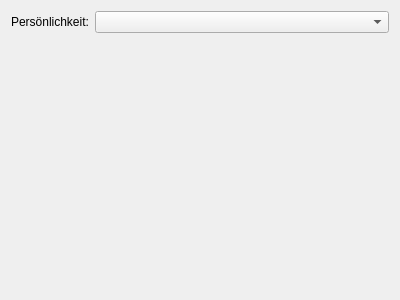
This is plugins/Commands/AI/aiconfigurationdlg.ui in KDE/simon as Qt 5 draws it before an edit. The edited form follows.
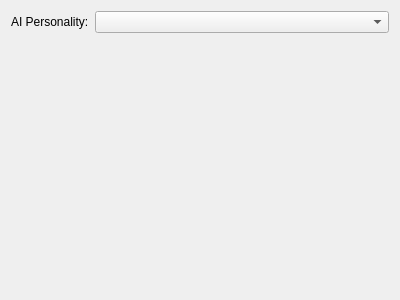
This is the edited form. Custom widgets are drawn as their Qt base class.

What changed in the file:
```diff
--- a/plugins/Commands/AI/aiconfigurationdlg.ui
+++ b/plugins/Commands/AI/aiconfigurationdlg.ui
@@ -18,7 +18,7 @@
      <item row="0" column="0" >
       <widget class="QLabel" name="label" >
        <property name="text" >
-        <string>Persönlichkeit:</string>
+        <string>AI Personality:</string>
        </property>
       </widget>
      </item>
```
